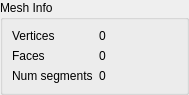
Before: the Qt Designer form GUI/Tools/MeshInfo.ui in HonghuaLi/stacker, drawn with Qt 5.
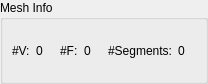
After: the same form once the commit is applied.

```diff
--- a/GUI/Tools/MeshInfo.ui
+++ b/GUI/Tools/MeshInfo.ui
@@ -6,7 +6,7 @@
    <rect>
     <x>0</x>
     <y>0</y>
-    <width>189</width>
+    <width>208</width>
     <height>84</height>
    </rect>
   </property>
@@ -26,20 +26,6 @@
       <string>Mesh Info</string>
      </property>
      <layout class="QGridLayout" name="gridLayout">
-      <item row="1" column="0">
-       <widget class="QLabel" name="label_2">
-        <property name="text">
-         <string>Faces</string>
-        </property>
-       </widget>
-      </item>
-      <item row="0" column="0">
-       <widget class="QLabel" name="label">
-        <property name="text">
-         <string>Vertices</string>
-        </property>
-       </widget>
-      </item>
       <item row="0" column="1">
        <widget class="QLabel" name="numVertices">
         <property name="text">
@@ -47,21 +33,35 @@
         </property>
        </widget>
       </item>
-      <item row="1" column="1">
-       <widget class="QLabel" name="numFaces">
+      <item row="0" column="0">
+       <widget class="QLabel" name="label">
         <property name="text">
-         <string>0</string>
+         <string>#V:</string>
         </property>
        </widget>
       </item>
-      <item row="2" column="0">
+      <item row="0" column="5">
        <widget class="QLabel" name="label_5">
         <property name="text">
-         <string>Num segments</string>
+         <string>#Segments:</string>
         </property>
        </widget>
       </item>
-      <item row="2" column="1">
+      <item row="0" column="4">
+       <widget class="QLabel" name="numFaces">
+        <property name="text">
+         <string>0</string>
+        </property>
+       </widget>
+      </item>
+      <item row="0" column="2">
+       <widget class="QLabel" name="label_2">
+        <property name="text">
+         <string>#F:</string>
+        </property>
+       </widget>
+      </item>
+      <item row="0" column="6">
        <widget class="QLabel" name="numSegments">
         <property name="text">
          <string>0</string>
```
